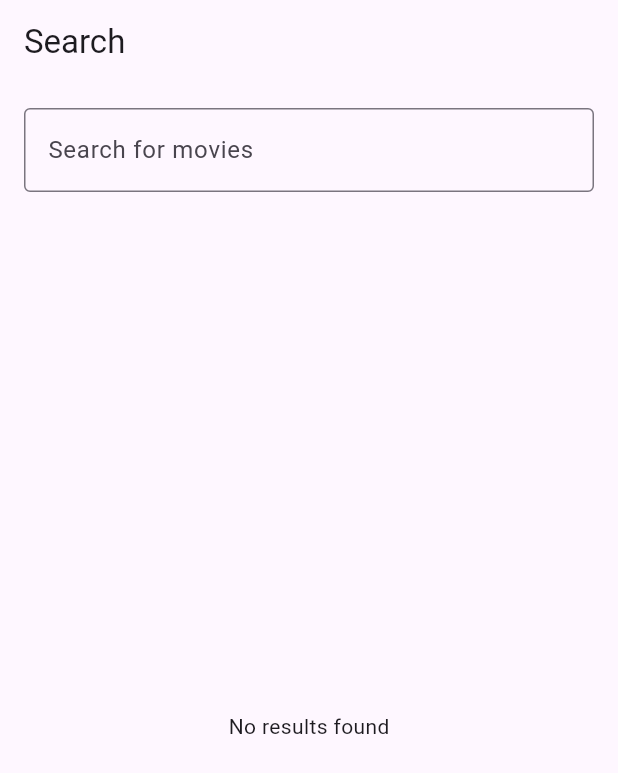
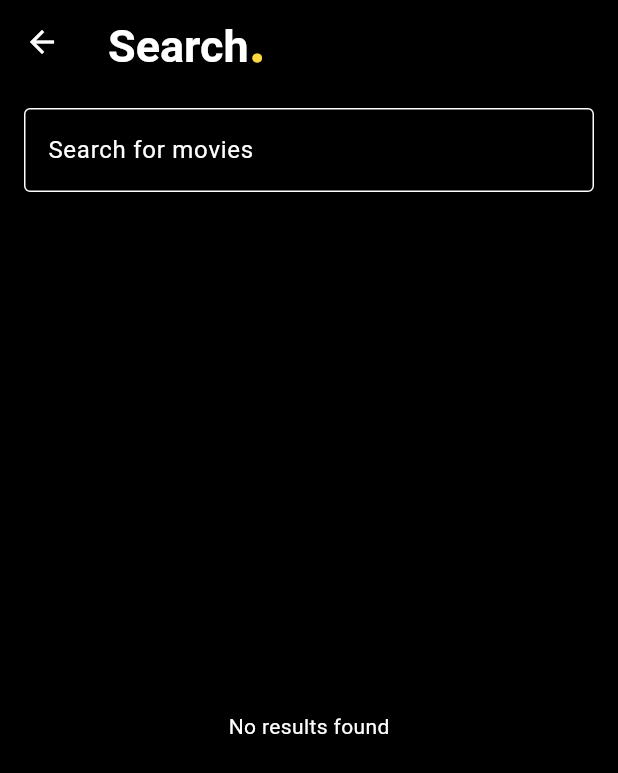
Before and after one commit to CLBaoNguyen/flutter_movie, a Flutter app: the screen it shows after launch, after a tap on the "search" icon, on a phone screen of 412 x 824 dp. Shown: the top 773 px of the screen. Run offline on Flutter 3.47's test engine with Material 3 defaults, Android fonts, the phone set to English and light mode, and no system bars; our stand-ins replace freezed_annotation, go_router, shared_preferences, sqflite; accounts and stored records are empty; network calls fail.

Commit message:
feat: ui enhancement

```diff
--- a/lib/main.dart
+++ b/lib/main.dart
@@ -1,5 +1,6 @@
 import 'package:flutter/material.dart';
 import 'package:flutter_movie/routing/router.dart';
+import 'package:flutter_movie/ui/core/themes/colors.dart';
 import 'package:go_router/go_router.dart';
 import 'package:provider/provider.dart';
 
@@ -17,7 +18,7 @@ class MyApp extends StatelessWidget {
     return MaterialApp.router(
       title: 'Flutter Demo',
       theme: ThemeData(
-        colorScheme: ColorScheme.fromSeed(seedColor: Colors.deepPurple),
+        colorScheme: AppColors.lightColorScheme,
       ),
       routerConfig: router,
     );
@@ -34,9 +35,20 @@ class ScaffoldWithNavBar extends StatelessWidget {
     return Scaffold(
       body: navigationShell,
       bottomNavigationBar: NavigationBar(
+        indicatorColor: Colors.transparent,
         destinations: [
-          NavigationDestination(icon: Icon(Icons.home), label: ''),
-          NavigationDestination(icon: Icon(Icons.favorite), label: ''),
+          NavigationDestination(
+            icon: _isSelected(0)
+                ? Icon(Icons.home, color: Colors.amberAccent)
+                : Icon(Icons.home_outlined),
+            label: '',
+          ),
+          NavigationDestination(
+            icon: _isSelected(1)
+                ? Icon(Icons.favorite, color: Colors.amberAccent)
+                : Icon(Icons.favorite_border),
+            label: '',
+          ),
         ],
         selectedIndex: navigationShell.currentIndex,
         onDestinationSelected: _goBranch,
@@ -50,4 +62,8 @@ class ScaffoldWithNavBar extends StatelessWidget {
       initialLocation: index == navigationShell.currentIndex,
     );
   }
+
+  bool _isSelected(int index) {
+    return navigationShell.currentIndex == index;
+  }
 }
--- /dev/null
+++ b/lib/ui/core/themes/colors.dart
@@ -0,0 +1,22 @@
+import 'package:flutter/material.dart';
+
+abstract final class AppColors {
+  static const black1 = Color(0xFF101010);
+  static const white1 = Color(0xFFFFF7FA);
+  static const grey1 = Color(0xFFF2F2F2);
+  static const grey2 = Color(0xFF4D4D4D);
+  static const grey3 = Color(0xFFA4A4A4);
+  static const grey40 = Color(0xFF625b71);
+
+  static const lightColorScheme = ColorScheme(
+    brightness: Brightness.light,
+    primary: Colors.amberAccent,
+    onPrimary: Colors.black,
+    secondary: grey40,
+    onSecondary: AppColors.white1,
+    surface: Colors.black,
+    onSurface: Colors.white,
+    error: Colors.white,
+    onError: Colors.red,
+  );
+}
--- /dev/null
+++ b/lib/ui/core/ui/appbar_title_richtext.dart
@@ -0,0 +1,29 @@
+import 'package:flutter/material.dart';
+
+class AppbarTitleRichText extends StatelessWidget {
+  final String title;
+
+  const AppbarTitleRichText({super.key, required this.title});
+
+  @override
+  Widget build(BuildContext context) {
+    return RichText(
+      text: TextSpan(
+        style: DefaultTextStyle.of(
+          context,
+        ).style.copyWith(fontSize: 30, fontWeight: FontWeight.w700),
+        children: [
+          TextSpan(text: title),
+          TextSpan(
+            text: ".",
+            style: TextStyle(
+              fontSize: 40,
+              fontWeight: FontWeight.w700,
+              color: Colors.amberAccent,
+            ),
+          ),
+        ],
+      ),
+    );
+  }
+}
--- a/lib/ui/core/ui/movie_item.dart
+++ b/lib/ui/core/ui/movie_item.dart
@@ -75,6 +75,7 @@ class MovieItem extends StatelessWidget {
                         ? const Icon(Icons.favorite)
                         : const Icon(Icons.favorite_border),
                     onPressed: onFavorite,
+                    color: isFavorite ? Colors.amberAccent : Colors.white,
                   )
                 : const SizedBox.shrink(),
           ],
--- a/lib/ui/home/widgets/home_screen.dart
+++ b/lib/ui/home/widgets/home_screen.dart
@@ -1,5 +1,6 @@
 import 'package:flutter/material.dart';
 import 'package:flutter_movie/data/services/api/api_client.dart';
+import 'package:flutter_movie/ui/core/ui/appbar_title_richtext.dart';
 import 'package:flutter_movie/ui/home/view_models/home_viewmodel.dart';
 import 'package:flutter_movie/ui/core/ui/movie_item.dart';
 import 'package:go_router/go_router.dart';
@@ -22,7 +23,7 @@ class _HomeScreenState extends State<HomeScreen> {
   Widget build(BuildContext context) {
     return Scaffold(
       appBar: AppBar(
-        title: const Text('Home'),
+        title: AppbarTitleRichText(title: "Home"),
         actions: [
           IconButton(
             icon: const Icon(Icons.search),
--- a/lib/ui/search/widgets/search_screen.dart
+++ b/lib/ui/search/widgets/search_screen.dart
@@ -1,4 +1,5 @@
 import 'package:flutter/material.dart';
+import 'package:flutter_movie/ui/core/ui/appbar_title_richtext.dart';
 import 'package:flutter_movie/ui/core/ui/movie_item.dart';
 import 'package:flutter_movie/ui/search/view_models/search_viewmodel.dart';
 import 'package:go_router/go_router.dart';
@@ -20,7 +21,7 @@ class _SearchScreenState extends State<SearchScreen> {
   @override
   Widget build(BuildContext context) {
     return Scaffold(
-      appBar: AppBar(automaticallyImplyLeading: false, title: Text("Search")),
+      appBar: AppBar(title: AppbarTitleRichText(title: "Search")),
       body: Column(
         children: [
           Padding(
@@ -60,9 +61,7 @@ class _SearchScreenState extends State<SearchScreen> {
                         SliverToBoxAdapter(
                           child: Padding(
                             padding: const EdgeInsets.all(16.0),
-                            child: Text(
-                              "Recent Searches"
-                            ),
+                            child: Text("Recent Searches"),
                           ),
                         ),
                         SliverList(
```
Also changed, not shown: lib/ui/core/themes/theme.dart (added, +34 -0 lines), lib/ui/detail/detail_screen.dart (+11 -4 lines), lib/ui/favorite/widgets/favorite_screen.dart (+29 -11 lines).
